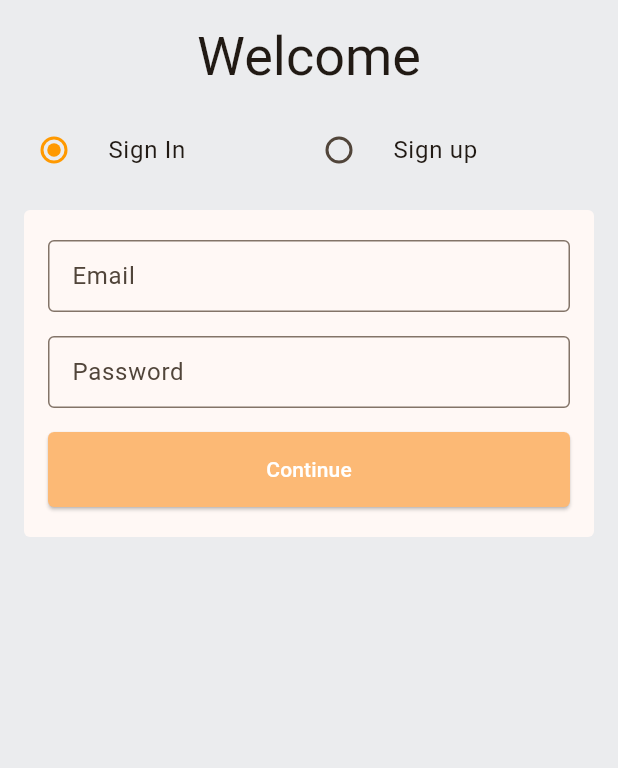
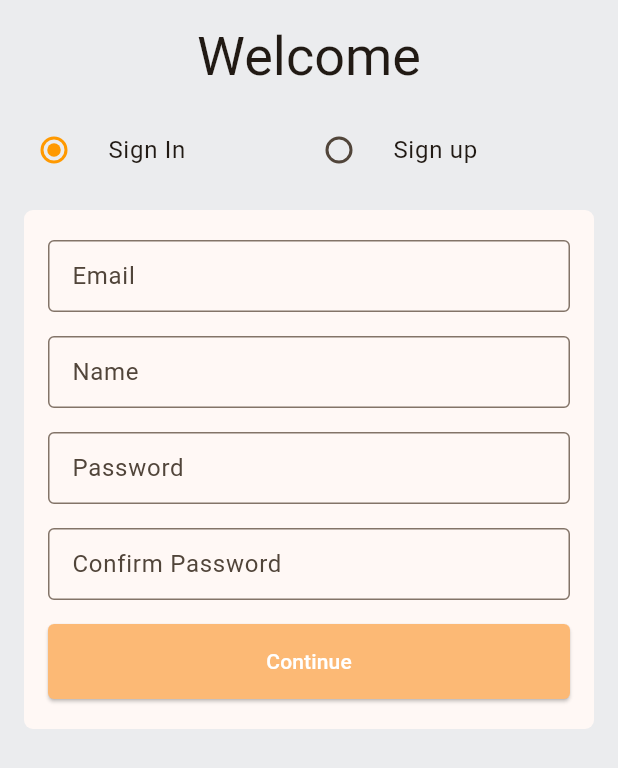
Before and after one commit to KayesAshfaQ/e_commerce_app_backend, a Flutter app: the screen it shows after launch, after a tap on "Get Started", on a phone screen of 412 x 824 dp. Shown: the top 768 px of the screen. Run offline on Flutter 3.47's test engine with Material 3 defaults, Android fonts, the phone set to English and light mode, and no system bars.

Commit message:
routing strategy updated

```diff
--- a/lib/features/auth/screens/auth_screen.dart
+++ b/lib/features/auth/screens/auth_screen.dart
@@ -1,4 +1,5 @@
 import 'package:amazon_clone/constants/global_variable.dart';
+import 'package:amazon_clone/route/route_path.dart';
 import 'package:flutter/material.dart';
 
 import '../../../common/widgets/app_button.dart';
@@ -8,6 +9,8 @@ import '../widgets/radio_selection.dart';
 enum Auth { signIn, signUp }
 
 class AuthScreen extends StatefulWidget {
+  static const String routeName = RoutePath.auth;
+
   const AuthScreen({super.key});
 
   @override
@@ -67,14 +70,16 @@ class _AuthScreenState extends State<AuthScreen> {
                 const SizedBox(height: 16),
 
                 // Sign In
-                if (_auth == Auth.signIn)
+                if (_auth == Auth.signUp)
                   SignUpFormWidget(
                     formKey: _signUpFormKey,
                   ),
 
                 // Sign Up
-                if (_auth == Auth.signUp)
-                  SignInFormWidget(formKey: _signInFormKey),
+                if (_auth == Auth.signIn)
+                  SignInFormWidget(
+                    formKey: _signInFormKey,
+                  ),
               ],
             ),
           ),
@@ -91,15 +96,17 @@ class SignInFormWidget extends StatelessWidget {
   });
 
   final GlobalKey<FormState> formKey;
+
   @override
   Widget build(BuildContext context) {
     return Container(
       padding: const EdgeInsets.symmetric(horizontal: 16, vertical: 20),
       decoration: BoxDecoration(
         color: Theme.of(context).colorScheme.surface,
-        borderRadius: BorderRadius.circular(4),
+        borderRadius: BorderRadius.circular(6),
       ),
       child: Form(
+        key: formKey,
         child: Column(
           children: [
             const TextFieldWidget(label: 'Email'),
@@ -131,7 +138,7 @@ class SignUpFormWidget extends StatelessWidget {
       padding: const EdgeInsets.symmetric(horizontal: 16, vertical: 20),
       decoration: BoxDecoration(
         color: Theme.of(context).colorScheme.surface,
-        borderRadius: BorderRadius.circular(4),
+        borderRadius: BorderRadius.circular(6),
       ),
       child: Form(
         key: formKey,
--- a/lib/features/splash/screens/splash_screen.dart
+++ b/lib/features/splash/screens/splash_screen.dart
@@ -1,8 +1,11 @@
+import 'package:amazon_clone/features/auth/screens/auth_screen.dart';
 import 'package:flutter/material.dart';
 
 import '../../../route/route_path.dart';
 
 class SplashScreen extends StatefulWidget {
+  static const String routeName = RoutePath.splash;
+
   const SplashScreen({super.key});
 
   @override
@@ -21,7 +24,7 @@ class _SplashScreenState extends State<SplashScreen> {
             const SizedBox(height: 20),
             ElevatedButton(
               onPressed: () {
-                Navigator.pushNamed(context, RoutePath.auth);
+                Navigator.pushNamed(context, AuthScreen.routeName);
               },
               child: const Text('Get Started'),
             )
--- a/lib/route/router.dart
+++ b/lib/route/router.dart
@@ -6,11 +6,11 @@ import '../features/auth/screens/auth_screen.dart';
 
 Route<dynamic> generateRoute(RouteSettings settings) {
   switch (settings.name) {
-    case RoutePath.splash:
+    case SplashScreen.routeName:
       return MaterialPageRoute(
         builder: (_) => const SplashScreen(),
       );
-    case RoutePath.auth:
+    case AuthScreen.routeName:
       return MaterialPageRoute(
         builder: (_) => const AuthScreen(),
       );
```
Also changed, not shown: pubspec.yaml (+4 -69 lines), pubspec.lock.
